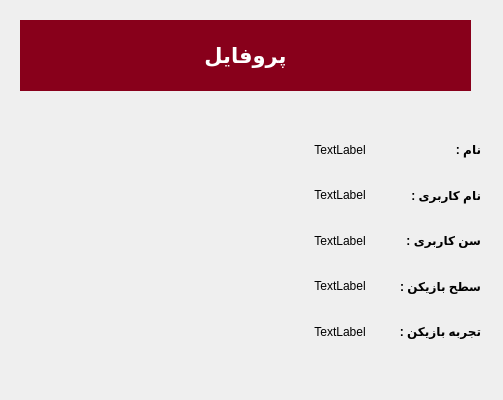
This is Profile.ui in Mahdi-Ghasemii/AP_Project as Qt 5 draws it before an edit. The edited form follows.
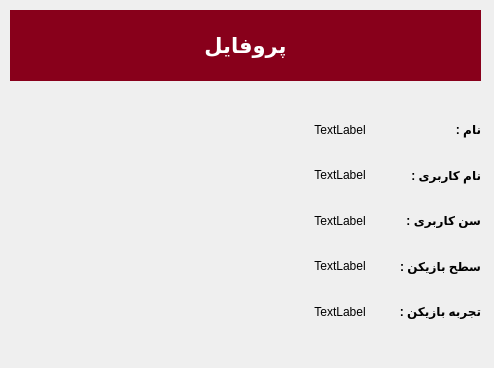
This is the edited form. Icons and pictures are not drawn.

```diff
--- a/Profile.ui
+++ b/Profile.ui
@@ -6,8 +6,8 @@
    <rect>
     <x>0</x>
     <y>0</y>
-    <width>503</width>
-    <height>400</height>
+    <width>494</width>
+    <height>368</height>
    </rect>
   </property>
   <property name="windowTitle">
@@ -17,8 +17,8 @@
    <widget class="QLabel" name="label">
     <property name="geometry">
      <rect>
-      <x>30</x>
-      <y>110</y>
+      <x>20</x>
+      <y>100</y>
       <width>250</width>
       <height>250</height>
      </rect>
@@ -36,9 +36,9 @@
    <widget class="QLabel" name="label_2">
     <property name="geometry">
      <rect>
-      <x>20</x>
-      <y>20</y>
-      <width>451</width>
+      <x>10</x>
+      <y>10</y>
+      <width>471</width>
       <height>71</height>
      </rect>
     </property>
@@ -257,7 +257,7 @@
     <property name="geometry">
      <rect>
       <x>380</x>
-      <y>130</y>
+      <y>110</y>
       <width>101</width>
       <height>221</height>
      </rect>
@@ -311,7 +311,7 @@
     <property name="geometry">
      <rect>
       <x>280</x>
-      <y>130</y>
+      <y>110</y>
       <width>120</width>
       <height>221</height>
      </rect>
```
Left out of the diff: 4 changed lines with no effect on the pictures.
